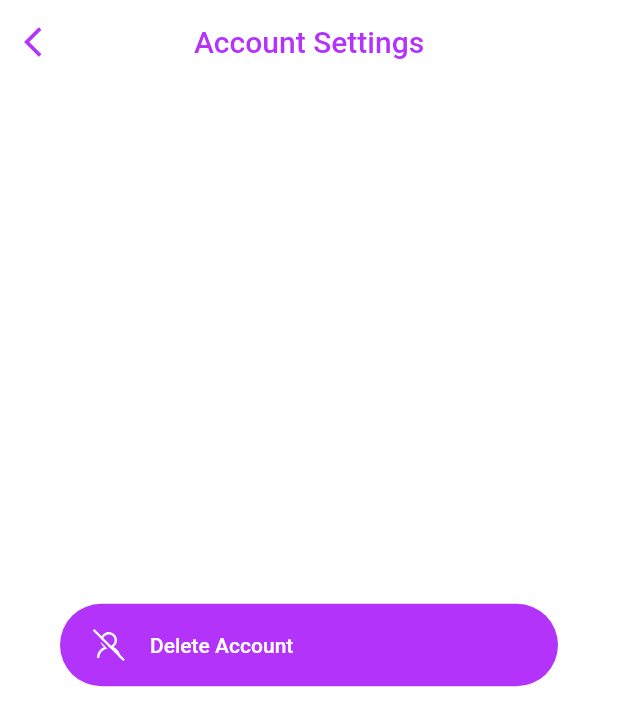
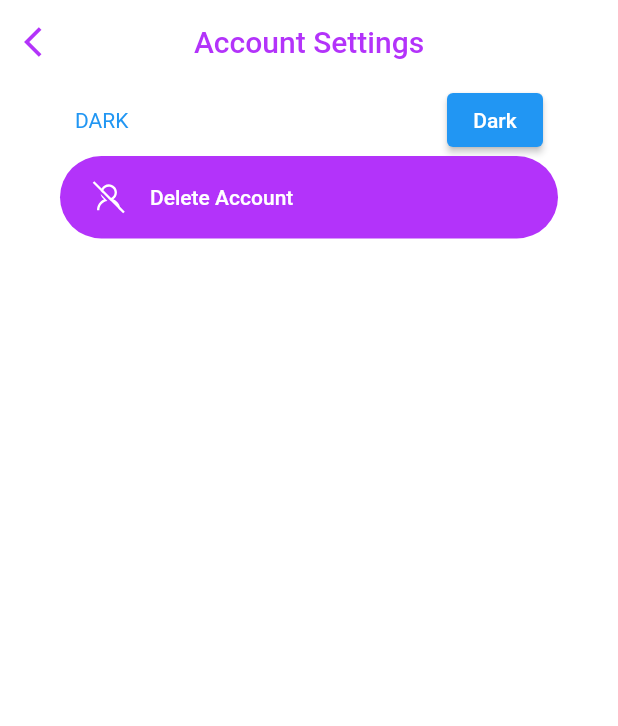
Before and after one commit to CHRISTInfotech/expense_app, a Flutter app: the screen it shows once a user with an empty profile is signed in, item 4 of the bottom bar chosen, after a tap on "Settings", on a phone screen of 412 x 824 dp. Shown: the top 726 px of the screen. Run offline on Flutter 3.47's test engine with Material 2 defaults, Android fonts, the phone set to English and light mode, and no system bars; our stand-ins replace bloc, bottom_navy_bar, carousel_slider, clay_containers, cloud_firestore, firebase_auth and 10 more; missing offline and left inert: onboarding_screen; accounts and stored records are empty.

```diff
--- a/lib/main.dart
+++ b/lib/main.dart
@@ -1,9 +1,12 @@
 import 'package:firebase_auth/firebase_auth.dart';
 import 'package:firebase_core/firebase_core.dart';
+import 'package:firebase_messaging/firebase_messaging.dart';
 import 'package:flutter/material.dart';
 import 'package:flutter/services.dart';
+import 'package:flutter_bloc/flutter_bloc.dart';
 import 'package:provider/provider.dart';
 import 'package:shared_preferences/shared_preferences.dart';
+import 'package:xpense/shared/controller/theme_cubit.dart';
 
 import './screens/wrapper.dart';
 import './services/auth.dart';
@@ -13,8 +16,28 @@ Future<void> main() async {
   // Ensure all plugins are initialized
   WidgetsFlutterBinding.ensureInitialized();
   await Firebase.initializeApp();
+  FirebaseMessaging messaging = FirebaseMessaging.instance;
+
+  NotificationSettings settings = await messaging.requestPermission(
+    alert: true,
+    announcement: false,
+    badge: true,
+    carPlay: false,
+    criticalAlert: false,
+    provisional: false,
+    sound: true,
+  );
+
+  print('User granted permission: ${settings.authorizationStatus}');
   // Apply application UI overlay (FULL SCREEN)
+  FirebaseMessaging.onMessage.listen((RemoteMessage message) {
+    print('Got a message whilst in the foreground!');
+    print('Message data: ${message.data}');
 
+    if (message.notification != null) {
+      print('Message also contained a notification: ${message.notification}');
+    }
+  });
   SystemChrome.setEnabledSystemUIMode(SystemUiMode.manual,
       overlays: [SystemUiOverlay.top]).then((_) {
     // Retrieve stored preferences before starting application
@@ -27,7 +50,9 @@ Future<void> main() async {
       if (initialLoad) {
         prefs.setBool('initialLoad', initialLoad);
       }
-      runApp(MyApp(sharedPrefs: prefs));
+      runApp(MultiBlocProvider(
+          providers: [BlocProvider(create: ((context) => ThemeCubit()))],
+          child: MyApp(sharedPrefs: prefs)));
     });
   });
 }
@@ -39,6 +64,7 @@ class MyApp extends StatelessWidget {
   // This widget is the root of your application.
   @override
   Widget build(BuildContext context) {
+    ThemeCubit theme = BlocProvider.of<ThemeCubit>(context, listen: true);
     //Restrict portrait mode only
     SystemChrome.setPreferredOrientations([
       DeviceOrientation.portraitUp,
@@ -55,6 +81,7 @@ class MyApp extends StatelessWidget {
       child: MaterialApp(
         debugShowCheckedModeBanner: false,
         home: Wrapper(sharedPrefs),
+        theme: theme.isDark ? ThemeData.dark() : ThemeData.light(),
       ),
     );
   }
--- a/lib/screens/profile/settings.dart
+++ b/lib/screens/profile/settings.dart
@@ -1,6 +1,10 @@
 import 'package:flutter/material.dart';
+import 'package:flutter_bloc/flutter_bloc.dart';
 import 'package:line_awesome_flutter/line_awesome_flutter.dart';
+import 'package:xpense/shared/controller/theme_cubit.dart';
+import 'package:xpense/shared/theme_constants.dart';
 
+import '../../shared/thememode.dart';
 import 'profile_list_item.dart';
 import '../../services/auth.dart';
 import '../../shared/constants.dart';
@@ -9,7 +13,6 @@ import '../../shared/theme.dart';
 import '../../data/globals.dart' as globals;
 
 class Settings extends StatefulWidget {
-
   final GlobalKey<ScaffoldMessengerState> scaffoldKey;
   Settings(this.scaffoldKey);
 
@@ -17,39 +20,66 @@ class Settings extends StatefulWidget {
   _SettingsState createState() => _SettingsState();
 }
 
+ThemeManager _themeManager = ThemeManager();
+
 class _SettingsState extends State<Settings> {
-
   //[1] Initialise an instance of the AuthService object from services/auth.dart
   final AuthService _auth = AuthService();
 
   bool loading = false;
+  bool isDark = false;
 
   String password = '';
 
   @override
   Widget build(BuildContext context) {
-    return loading ? Loading() : Scaffold(key: widget.scaffoldKey,
+    ThemeCubit theme = BlocProvider.of<ThemeCubit>(context, listen: false);
+    return loading
+        ? Loading()
+        : Scaffold(
+            key: widget.scaffoldKey,
             resizeToAvoidBottomInset: false,
             backgroundColor: Colors.white,
-
             appBar: AppBar(
               centerTitle: true,
-        title: new Text("Account Settings", style: TextStyle(color: kDarkSecondary)),
+              title: new Text("Account Settings",
+                  style: TextStyle(color: kDarkSecondary)),
               backgroundColor: Colors.white,
               elevation: 0.0,
               leading: new IconButton(
                   icon: new Icon(Icons.arrow_back_ios, color: kDarkSecondary),
-            onPressed: () => Navigator.of(context).pop()
+                  onPressed: () => Navigator.of(context).pop()),
             ),
+            body: Center(
+                child: Column(
+              crossAxisAlignment: CrossAxisAlignment.center,
+              children: [
+                Padding(
+                  padding: const EdgeInsets.symmetric(horizontal: 50),
+                  child: Row(
+                      crossAxisAlignment: CrossAxisAlignment.center,
+                      mainAxisAlignment: MainAxisAlignment.spaceBetween,
+                      children: <Widget>[
+                        Text(
+                          theme.isDark
+                              ? "Light".toUpperCase()
+                              : "Dark".toUpperCase(),
+                          style: TextStyle(
+                              color: theme.isDark ? Colors.white : Colors.blue),
                         ),
-
-      body: Center(
-        child: GestureDetector(
+                        ElevatedButton(
+                            onPressed: () {},
+                            child: Text(theme.isDark ? "Light" : "Dark"))
+                      ]),
+                ),
+                GestureDetector(
                   onTap: () async {
-
                     //PASSWORD AUTH + DELETION
                     Widget deleteButton = TextButton(
-              child: Text("Delete".toUpperCase(), style: TextStyle(color: Colors.red),),
+                      child: Text(
+                        "Delete".toUpperCase(),
+                        style: TextStyle(color: Colors.red),
+                      ),
                       onPressed: () async {
                         Navigator.of(globals.scaffoldKey.currentContext!).pop();
 
@@ -58,38 +88,42 @@ class _SettingsState extends State<Settings> {
 
                         setState(() => loading = true);
 
-                dynamic result = await _auth.deleteUser(globals.userData.email!, password);
+                        dynamic result = await _auth.deleteUser(
+                            globals.userData.email!, password);
 
                         setState(() => loading = false);
 
-                if(result == null){
+                        if (result == null) {
                           ///PASSWORD VALIDATION FAILED
-                  showDialog(context: context,
-                    builder: (context) => dialog(
-                      "Deletion Error",
-                      "Your credentials provided were invalid",
-                      [
+                          showDialog(
+                            context: context,
+                            builder: (context) => dialog("Deletion Error",
+                                "Your credentials provided were invalid", [
                               TextButton(
                                 child: Text("OK"),
-                          onPressed: () async => Navigator.of(globals.scaffoldKey.currentContext!).pop(),
+                                onPressed: () async => Navigator.of(
+                                        globals.scaffoldKey.currentContext!)
+                                    .pop(),
                               )
-                      ]
-                    ),
+                            ]),
                           );
-                }
-                else{
+                        } else {
                           ///PASSWORD VALIDATION PASSED
-                  showDialog(context: context,
+                          showDialog(
+                            context: context,
                             builder: (context) => dialog(
                                 "Account Deleted",
                                 "Your $kAppName account was successfully deleted.",
                                 [
                                   TextButton(
                                       child: Text("OK"),
-                          onPressed: () async => Navigator.of(context).pushNamedAndRemoveUntil('/', (Route<dynamic> route) => false)
-                        )
-                      ]
-                    ),
+                                      onPressed: () async =>
+                                          Navigator.of(context)
+                                              .pushNamedAndRemoveUntil(
+                                                  '/',
+                                                  (Route<dynamic> route) =>
+                                                      false))
+                                ]),
                           );
                         }
                       },
@@ -97,7 +131,9 @@ class _SettingsState extends State<Settings> {
 
                     Widget cancelButton = TextButton(
                       child: Text("Cancel".toUpperCase()),
-              onPressed:  () { Navigator.of(globals.scaffoldKey.currentContext!).pop(); },
+                      onPressed: () {
+                        Navigator.of(globals.scaffoldKey.currentContext!).pop();
+                      },
                     );
 
                     ///DELETION CONFIRMATION PROMPT
@@ -106,25 +142,41 @@ class _SettingsState extends State<Settings> {
                       builder: (BuildContext context) {
                         return AlertDialog(
                           shape: RoundedRectangleBorder(
-                  borderRadius: BorderRadius.all(Radius.circular(20.0))),
-                  contentPadding: EdgeInsets.symmetric(vertical: 10.0, horizontal: 20),
-                  title: Text("Delete Account?", textAlign: TextAlign.center, style: TextStyle(color: Colors.red, fontWeight: FontWeight.bold),),
+                              borderRadius:
+                                  BorderRadius.all(Radius.circular(20.0))),
+                          contentPadding: EdgeInsets.symmetric(
+                              vertical: 10.0, horizontal: 20),
+                          title: Text(
+                            "Delete Account?",
+                            textAlign: TextAlign.center,
+                            style: TextStyle(
+                                color: Colors.red, fontWeight: FontWeight.bold),
+                          ),
                           content: Column(
                             mainAxisSize: MainAxisSize.min,
                             children: <Widget>[
-                      Text("Your account information will be permanently removed and it cannot not be recovered.", textAlign: TextAlign.start,),
+                              Text(
+                                "Your account information will be permanently removed and it cannot not be recovered.",
+                                textAlign: TextAlign.start,
+                              ),
 
                               //Password field
                               Container(
-                        padding: const EdgeInsets.symmetric(horizontal: 20),
+                                padding:
+                                    const EdgeInsets.symmetric(horizontal: 20),
                                 child: TextFormField(
-                          validator: (val) => val!.length < 6 ? 'Enter a password 6+ chars long' : null,
-                          onChanged: (val){setState(() => password = val);},
+                                    validator: (val) => val!.length < 6
+                                        ? 'Enter a password 6+ chars long'
+                                        : null,
+                                    onChanged: (val) {
+                                      setState(() => password = val);
+                                    },
                                     obscureText: true,
                                     decoration: kFieldDecoration.copyWith(
-                            hintText: 'Password', hintStyle: TextStyle(color: Color(0xffbec2c3)),
-                          )
-                        ),
+                                      hintText: 'Password',
+                                      hintStyle:
+                                          TextStyle(color: Color(0xffbec2c3)),
+                                    )),
                               ),
                             ],
                           ),
@@ -135,7 +187,6 @@ class _SettingsState extends State<Settings> {
                         );
                       },
                     );
-
                   },
                   child: ProfileListItem(
                     icon: LineAwesomeIcons.user_slash,
@@ -143,8 +194,8 @@ class _SettingsState extends State<Settings> {
                     hasNavigation: false,
                     highlight: true,
                   ),
-        )
-      )
-    );
+                ),
+              ],
+            )));
   }
 }
--- /dev/null
+++ b/lib/shared/controller/theme_cubit.dart
@@ -0,0 +1,18 @@
+import 'package:bloc/bloc.dart';
+import 'package:meta/meta.dart';
+
+part 'theme_state.dart';
+
+class ThemeCubit extends Cubit<ThemeState> {
+  ThemeCubit() : super(ThemeInitial());
+
+  bool _isDark = false;
+  bool get isDark => _isDark;
+
+  void changeTheme() {
+    _isDark = !_isDark;
+
+    // emit will change the state of our theem
+    emit(ThemeChanged());
+  }
+}
--- /dev/null
+++ b/lib/shared/controller/theme_state.dart
@@ -0,0 +1,10 @@
+part of 'theme_cubit.dart';
+
+@immutable
+abstract class ThemeState {}
+// initaial state
+class ThemeInitial extends ThemeState {}
+
+
+// controll state
+class ThemeChanged extends ThemeState {}
--- /dev/null
+++ b/lib/shared/theme_constants.dart
@@ -0,0 +1,9 @@
+import 'package:flutter/material.dart';
+
+ThemeData lightTheme = ThemeData(
+  brightness: Brightness.light,
+);
+
+ThemeData darkTheme = ThemeData(
+  brightness: Brightness.dark,
+);
--- a/pubspec.yaml
+++ b/pubspec.yaml
@@ -70,6 +70,7 @@ dependencies:
   #  sk_onboarding_screen: ^1.0.1
   intl: ^0.17.0
   onboarding_screen: ^0.0.3
+  firebase_messaging: ^14.1.2
 
 dev_dependencies:
   flutter_test:
```
Also changed, not shown: lib/shared/thememode.dart (added, +13 -0 lines), pubspec.lock, 1 other file. Lines whose indentation alone changed are shown as unchanged.
